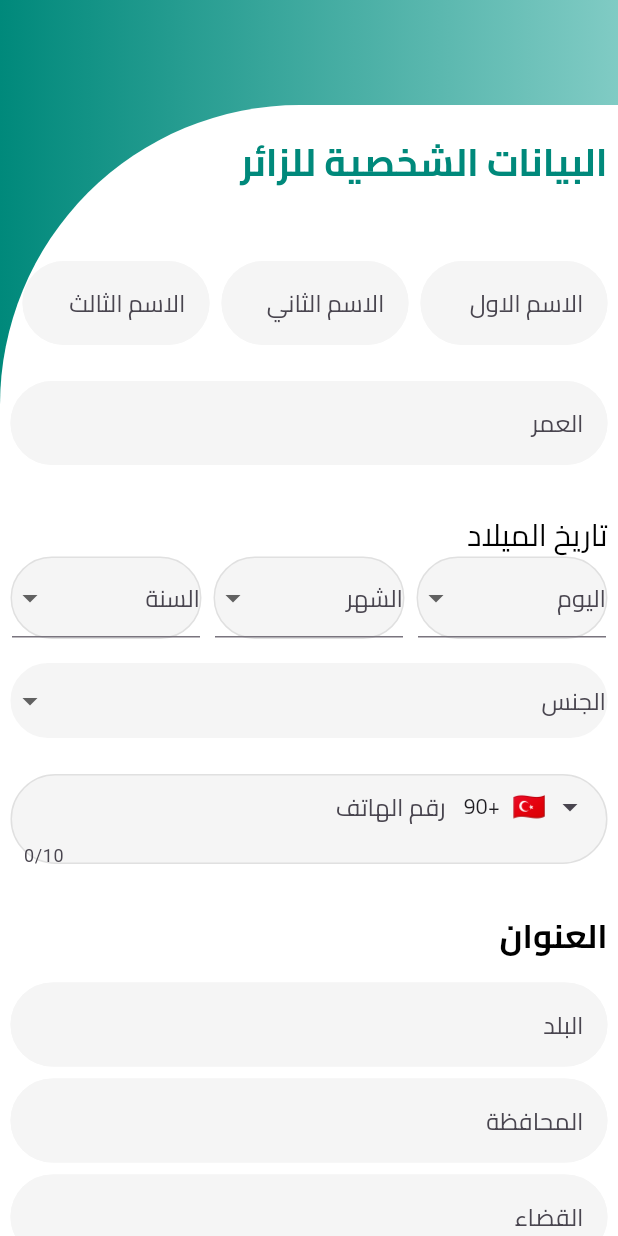
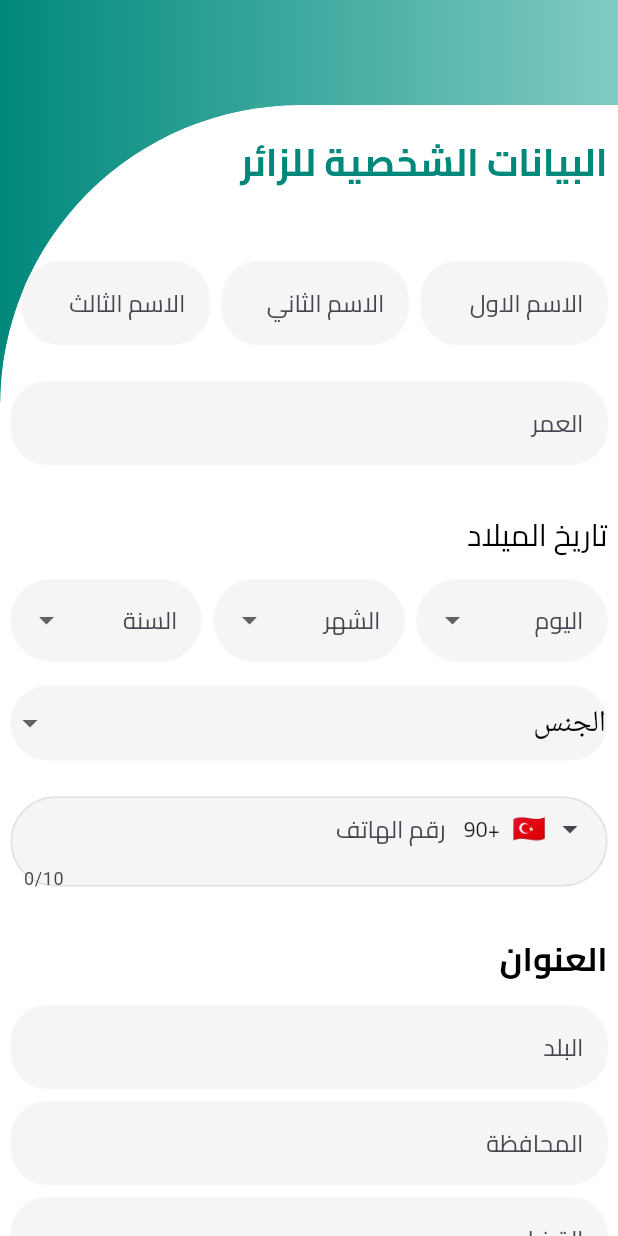
Before and after one commit to sarahali999/medical_app, a Flutter app: the PersonalInfoPage screen opened directly with empty values, on a phone screen of 412 x 824 dp. Run offline on Flutter 3.47's test engine with Material 3 defaults, Android fonts, the phone set to English and light mode, and no system bars; drawn by our look-alikes of intl_phone_field; our stand-ins replace flutter_map, flutter_spinkit, flutter_svg, introduction_screen, latlong2, location and 2 more; missing offline and left inert: flutter_map_location_marker.

Commit message:
initial comm

```diff
--- /dev/null
+++ b/lib/constant.dart
@@ -0,0 +1,8 @@
+import 'package:flutter/material.dart';
+
+const kBackgroundColor = Color(0xFFF8F8F8);
+const kActiveIconColor = Color(0xFF00897B);
+const kTextColor = Color(0xFF80CBC4);
+// const kBlueLightColor = Color(0xFFC7B8F5);
+// const kBlueColor = Color(0xFF817DC0);
+const kShadowColor = Color(0xFFE6E6E6);
--- a/lib/cusstom.dart
+++ b/lib/cusstom.dart
@@ -34,15 +34,15 @@ class CustomTextField extends StatelessWidget {
         filled: true,
         fillColor: Colors.grey[100]!,
         border: OutlineInputBorder(
-          borderRadius: BorderRadius.circular(50.0),
+          borderRadius: BorderRadius.circular(25.0),
           borderSide: BorderSide(),
         ),
         focusedBorder: OutlineInputBorder(
-          borderRadius: BorderRadius.circular(50.0),
+          borderRadius: BorderRadius.circular(25.0),
           borderSide: BorderSide(color:  Color(0xFF80CBC4)),
         ),
         enabledBorder: OutlineInputBorder(
-          borderRadius: BorderRadius.circular(50.0),
+          borderRadius: BorderRadius.circular(25.0),
           borderSide: BorderSide(color: Colors.grey[100]!, width: 1.0),
         ),
       ),
--- a/lib/personal_info.dart
+++ b/lib/personal_info.dart
@@ -2,6 +2,7 @@ import 'package:flutter/material.dart';
 import 'home_page.dart';
 import 'cusstom.dart';
 import 'package:intl_phone_field/intl_phone_field.dart';
+import 'homee.dart';
 
 class PersonalInfoPage extends StatefulWidget {
 
@@ -119,7 +120,7 @@ class _PersonalInfoPageState extends State<PersonalInfoPage> {
               style: TextStyle(
                 fontSize: 22,
                 fontFamily: 'Cairo',
-                color: Colors.black87,
+                color: Colors.black,
               ),
               textAlign: widget.selectedLanguage == Language.Arabic ||
                   widget.selectedLanguage == Language.Persian ||
@@ -234,7 +235,7 @@ class _PersonalInfoPageState extends State<PersonalInfoPage> {
         border: Border.all(color: Colors.grey[100]!, width: 1.0),
         color: Colors.grey[100], // Background color
       ),
-      child: DropdownButtonFormField<String>(
+      child: DropdownButton<String>(
         value: selectedGender.isNotEmpty ? selectedGender : null,
         items: _getGenderOptions().map((String value) {
           return DropdownMenuItem<String>(
@@ -244,7 +245,7 @@ class _PersonalInfoPageState extends State<PersonalInfoPage> {
               child: Text(
                 value,
                 style: TextStyle(
-                  fontSize: 30,
+                  fontSize: 20,
                   color: Colors.black,
                 ),
               ),
@@ -256,14 +257,18 @@ class _PersonalInfoPageState extends State<PersonalInfoPage> {
             selectedGender = value!;
           });
         },
-        decoration: InputDecoration(
-          border: InputBorder.none,
-          labelText: widget.selectedLanguage == Language.Arabic ? 'الجنس' :
+        hint: Text(
+          widget.selectedLanguage == Language.Arabic ? 'الجنس' :
           widget.selectedLanguage == Language.Persian ? 'جنس' :
           widget.selectedLanguage == Language.Kurdish ? 'رەگەز' :
           'Gender',
-          contentPadding: EdgeInsets.zero,
+          style: TextStyle(
+            fontSize: 20,
+            color: Colors.black,
           ),
+        ),
+        underline: SizedBox(),
+        isExpanded: true,
       ),
     );
   }
@@ -279,6 +284,7 @@ class _PersonalInfoPageState extends State<PersonalInfoPage> {
           widget.selectedLanguage == Language.Persian ? 'سن' :
           widget.selectedLanguage == Language.Kurdish ? 'ساڵ' :
           'Age',
+
           ageController,
           textDirection: widget.selectedLanguage == Language.Arabic ||
               widget.selectedLanguage == Language.Persian ||
@@ -297,16 +303,17 @@ class _PersonalInfoPageState extends State<PersonalInfoPage> {
                   ? 'تكایە ساڵ داخل بكە'
                   :
               'Please enter the age';
+
+
             }
             return null;
           },
+
         ),
         SizedBox(height: 8),
       ],
     );
-  }
-
-  Widget _buildDateOfBirthField() {
+  }Widget _buildDateOfBirthField() {
     return Column(
       crossAxisAlignment: CrossAxisAlignment.start,
       textDirection: widget.selectedLanguage == Language.Arabic ||
@@ -326,7 +333,7 @@ class _PersonalInfoPageState extends State<PersonalInfoPage> {
             color: Colors.black,
           ),
         ),
-        SizedBox(height: 0),
+        SizedBox(height:15),
         Row(
           mainAxisAlignment: widget.selectedLanguage == Language.Arabic ||
               widget.selectedLanguage == Language.Persian ||
@@ -338,11 +345,6 @@ class _PersonalInfoPageState extends State<PersonalInfoPage> {
               child: Container(
                 height: 55.0,
                 width: 15.0,
-                decoration: BoxDecoration(
-                  borderRadius: BorderRadius.circular(50.0),
-                  border: Border.all(color: Colors.grey[300]!), // Border color
-                  color: Colors.grey[100], // Background color
-                ),
                 child: Directionality(
                   textDirection: widget.selectedLanguage == Language.Arabic ||
                       widget.selectedLanguage == Language.Persian ||
@@ -355,12 +357,30 @@ class _PersonalInfoPageState extends State<PersonalInfoPage> {
                       widget.selectedLanguage == Language.Persian ? 'روز' :
                       widget.selectedLanguage == Language.Kurdish ? 'ڕۆژ' :
                       'Day',
+
+
+                      filled: true,
+                      fillColor: Colors.grey[100]!,
+                      border: OutlineInputBorder(
+                        borderRadius: BorderRadius.circular(35.0),
+                        borderSide: BorderSide(),
+                      ),
+                      focusedBorder: OutlineInputBorder(
+                        borderRadius: BorderRadius.circular(35.0),
+                        borderSide: BorderSide(color:  Color(0xFF80CBC4)),
+                      ),
+                      enabledBorder: OutlineInputBorder(
+                        borderRadius: BorderRadius.circular(35.0),
+                        borderSide: BorderSide(color: Colors.grey[100]!, width: 1.0),
+                      ),
+
                     ),
                     value: selectedDay,
                     items: List.generate(31, (index) => index + 1)
                         .map((day) => DropdownMenuItem<int>(
                       value: day,
                       child: Text(day.toString()),
+
                     ))
                         .toList(),
                     onChanged: (int? value) {
@@ -377,11 +397,6 @@ class _PersonalInfoPageState extends State<PersonalInfoPage> {
               child: Container(
                 height: 55.0,
                 width: 15.0,
-                decoration: BoxDecoration(
-                  borderRadius: BorderRadius.circular(50.0),
-                  border: Border.all(color: Colors.grey[300]!), // Border color
-                  color: Colors.grey[100], // Background color
-                ),
                 child: Directionality(
                   textDirection: widget.selectedLanguage == Language.Arabic ||
                       widget.selectedLanguage == Language.Persian ||
@@ -399,7 +414,12 @@ class _PersonalInfoPageState extends State<PersonalInfoPage> {
                           widget.selectedLanguage == Language.Persian ? ' $month' :
                           widget.selectedLanguage == Language.Kurdish ? ' $month' :
                           ' $month',
+                          style: TextStyle(
+                            fontSize: 14,
+                            color: Colors.black,
                           ),
+                        ),
+
                       );
                     }),
                     onChanged: (value) {
@@ -412,21 +432,31 @@ class _PersonalInfoPageState extends State<PersonalInfoPage> {
                       widget.selectedLanguage == Language.Persian ? 'ماه' :
                       widget.selectedLanguage == Language.Kurdish ? 'مانگ' :
                       'Month',
+                      filled: true,
+                      fillColor: Colors.grey[100]!,
+                      border: OutlineInputBorder(
+                        borderRadius: BorderRadius.circular(35.0),
+                        borderSide: BorderSide(),
+                      ),
+                      focusedBorder: OutlineInputBorder(
+                        borderRadius: BorderRadius.circular(35.0),
+                        borderSide: BorderSide(color:  Color(0xFF80CBC4)),
+                      ),
+                      enabledBorder: OutlineInputBorder(
+                        borderRadius: BorderRadius.circular(35.0),
+                        borderSide: BorderSide(color: Colors.grey[100]!, width: 1.0),
                       ),
                     ),
                   ),
                 ),
               ),
+            ),
+
             SizedBox(width: 8),
             Expanded(
               child: Container(
                 height: 55.0,
                 width: 15.0,
-                decoration: BoxDecoration(
-                  borderRadius: BorderRadius.circular(50.0),
-                  border: Border.all(color: Colors.grey[300]!), // Border color
-                  color: Colors.grey[100], // Background color
-                ),
                 child: Directionality(
                   textDirection: widget.selectedLanguage == Language.Arabic ||
                       widget.selectedLanguage == Language.Persian ||
@@ -441,6 +471,11 @@ class _PersonalInfoPageState extends State<PersonalInfoPage> {
                         value: year.toString(),
                         child: Text(
                           year.toString(),
+                          style: TextStyle(
+                            fontSize: 14,
+                            color: Colors.black,
+                          ),
+
                         ),
                       );
                     }),
@@ -454,11 +489,26 @@ class _PersonalInfoPageState extends State<PersonalInfoPage> {
                       widget.selectedLanguage == Language.Persian ? 'سال' :
                       widget.selectedLanguage == Language.Kurdish ? 'ساڵ' :
                       'Year',
+                      filled: true,
+                      fillColor: Colors.grey[100]!,
+                      border: OutlineInputBorder(
+                        borderRadius: BorderRadius.circular(35.0),
+                        borderSide: BorderSide(),
+                      ),
+                      focusedBorder: OutlineInputBorder(
+                        borderRadius: BorderRadius.circular(35.0),
+                        borderSide: BorderSide(color:  Color(0xFF80CBC4)),
+                      ),
+                      enabledBorder: OutlineInputBorder(
+                        borderRadius: BorderRadius.circular(35.0),
+                        borderSide: BorderSide(color: Colors.grey[100]!, width: 1.0),
                       ),
                     ),
                   ),
                 ),
               ),
+            ),
+
           ],
         ),
       ],
@@ -478,6 +528,7 @@ class _PersonalInfoPageState extends State<PersonalInfoPage> {
         fontFamily: 'Cairo',
         color: Colors.black,
       ),
+
       textAlign: widget.selectedLanguage == Language.Arabic ||
           widget.selectedLanguage == Language.Persian ||
           widget.selectedLanguage == Language.Kurdish
@@ -617,20 +668,14 @@ class _PersonalInfoPageState extends State<PersonalInfoPage> {
       ],
     );
   }
-
   Widget _buildBloodTypeDropdown() {
     return Container(
       decoration: BoxDecoration(
-        borderRadius: BorderRadius.circular(50.0),
-        border: Border.all(color: Colors.grey[100]!, width: 1.0),
+        borderRadius: BorderRadius.circular(35.0),
+        border: Border.all(color: Colors.grey[100]!),
         color: Colors.grey[100], // Background color
       ),
-      child: Container(
-        decoration: BoxDecoration(
-          borderRadius: BorderRadius.circular(50.0),
-          border: Border.all(color: Colors.grey[300]!, width: 1.0), // Add border here
-        ),
-        child: DropdownButtonFormField<String>(
+      child: DropdownButton<String>(
         value: selectedBloodType.isNotEmpty ? selectedBloodType : null,
         items: bloodTypeOptions.map((String value) {
           return DropdownMenuItem<String>(
@@ -640,7 +685,7 @@ class _PersonalInfoPageState extends State<PersonalInfoPage> {
               child: Text(
                 value,
                 style: TextStyle(
-                    fontSize: 30,
+                  fontSize: 14,
                   color: Colors.black,
                 ),
               ),
@@ -650,21 +695,24 @@ class _PersonalInfoPageState extends State<PersonalInfoPage> {
         onChanged: (value) {
           setState(() {
             selectedBloodType = value!;
-            });
+          }
+          );
         },
-          decoration: InputDecoration(
-            labelText: widget.selectedLanguage == Language.Arabic ? 'فصيلة الدم' :
+        hint: Text(
+          widget.selectedLanguage == Language.Arabic ? 'فصيلة الدم' :
           widget.selectedLanguage == Language.Persian ? 'گروه خون' :
           widget.selectedLanguage == Language.Kurdish ? 'جۆری خوێن' :
           'Blood Type',
-            contentPadding: EdgeInsets.symmetric(horizontal: 16, vertical: 8),
-            border: InputBorder.none,
+          style: TextStyle(
+            fontSize: 14,
+            color: Colors.black,
           ),
         ),
+        underline: SizedBox(),
+        isExpanded: true,
       ),
     );
   }
-
 
   Widget _buildEmergencyContactAddressTitle() {
     return Text(
@@ -810,8 +858,12 @@ class _PersonalInfoPageState extends State<PersonalInfoPage> {
                     Padding(
                       padding: const EdgeInsets.only(top: 70),
                       child: SizedBox(
-                    height: 900, // Set a fixed height for the SizedBox
-                    child: Container(
+                          height: 900,
+                          child: ClipRRect(
+                            borderRadius: BorderRadius.only(
+                              topLeft: Radius.circular(200),
+                            ),
+                            child:Container(
                               constraints: BoxConstraints(
                                 minHeight: 900,
                                 minWidth: double.infinity,
@@ -821,10 +873,12 @@ class _PersonalInfoPageState extends State<PersonalInfoPage> {
                                   topLeft: Radius.circular(200),
                                 ),
                                 color: Colors.white,
+
                               ),
                               child: SingleChildScrollView(
                                 padding: const EdgeInsets.symmetric(
                                     vertical: 20, horizontal: 7),
+
                                 child: Directionality(
                                   textDirection: widget.selectedLanguage ==
                                       Language.Arabic ||
@@ -980,7 +1034,7 @@ class _PersonalInfoPageState extends State<PersonalInfoPage> {
                                           Navigator.push(
                                             context,
                                             MaterialPageRoute(
-                                        builder: (context) => HomePage()),
+                                                builder: (context) => MyHomePage2()),
                                           );
                                         },
                                         style: ElevatedButton.styleFrom(
@@ -999,8 +1053,6 @@ class _PersonalInfoPageState extends State<PersonalInfoPage> {
                                                   Color(0xFF80CBC4),
                                                 ],
                                               );
-
-                                      // Extract the color from LinearGradient
                                               return gradient.colors.first;
                                             },
                                           ),
@@ -1033,7 +1085,7 @@ class _PersonalInfoPageState extends State<PersonalInfoPage> {
                                   ),
                                 ),
                               ),
-                    ),
+                            ),)
                       ),
                     )
                   ],
--- a/lib/text_field.dart
+++ b/lib/text_field.dart
@@ -37,6 +37,7 @@ class CustomTextField extends StatelessWidget {
           style: getGulzarTextStyle(
             fontSize: 18,
             fontWeight: FontWeight.bold,
+            color: Colors.black,
           ),
         ),
         TextField(
@@ -76,9 +77,8 @@ TextStyle getGulzarTextStyle({
   Color color = Colors.black,
 }) {
   return TextStyle(
-    fontFamily: 'Cairo',
-    fontSize: fontSize,
-    fontWeight: fontWeight,
+    fontFamily: 'Darine-Regular',
+    fontWeight: FontWeight.bold,    fontSize: fontSize,
     color: color,
   );
 }
```
Also changed, not shown: lib/bottom_nav_bar.dart (added, +60 -0 lines), lib/category_card.dart (added, +57 -0 lines), lib/cons.dart (added, +100 -0 lines), lib/homee.dart (+110 -0 lines), lib/introduction_screen.dart (+41 -7 lines), lib/login_reg.dart (+13 -6 lines), lib/map.dart (+8 -7 lines), pubspec.yaml (+4 -4 lines), fonts/Darine.ttf (added), pubspec.lock. Lines whose indentation alone changed are shown as unchanged.
